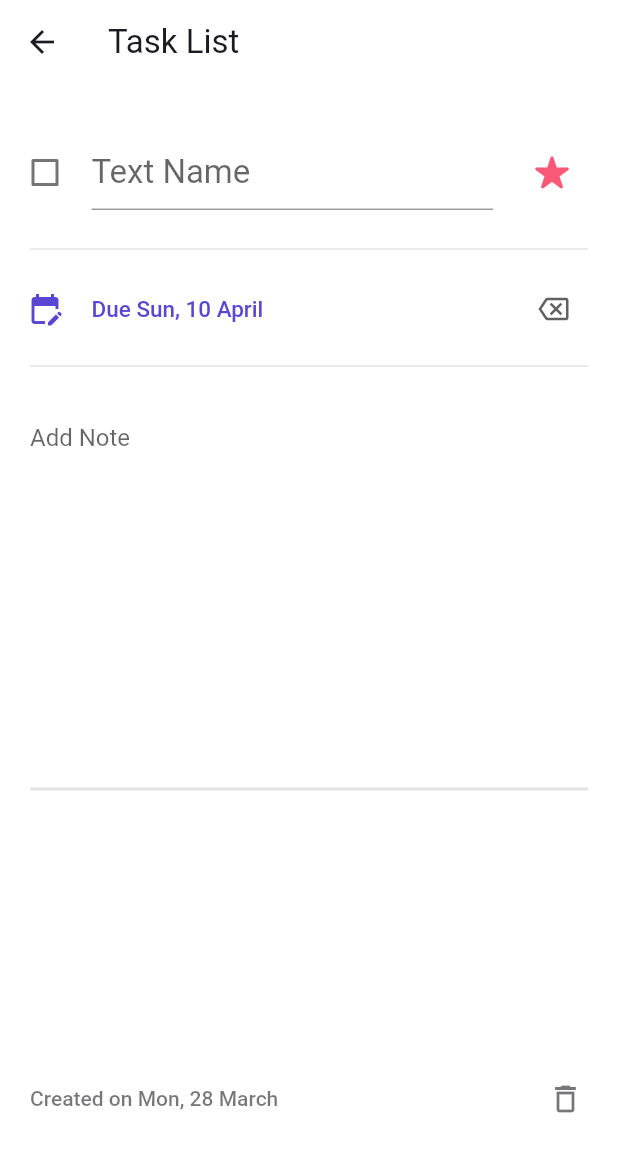
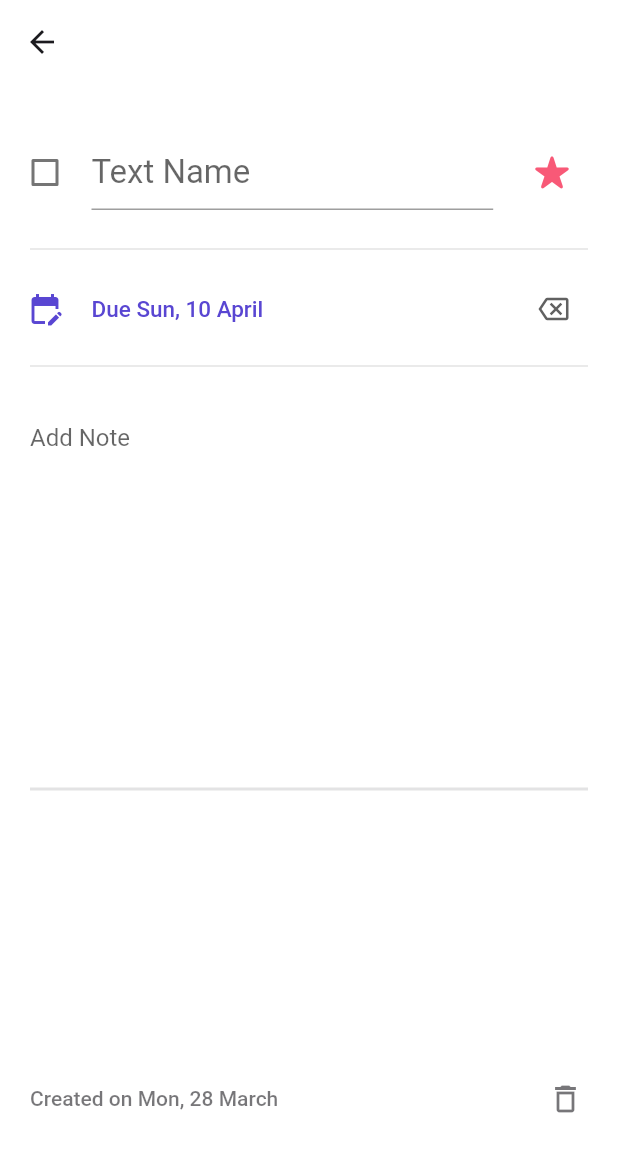
Before and after one commit to Nasibali144/todo_app, a Flutter app: the TaskDetailScreen screen opened directly with empty values, after a tap on an icon or button, on a phone screen of 412 x 824 dp. Shown: the top 1152 px of the screen. Run offline on Flutter 3.47's test engine with Material 2 defaults, Android fonts, the phone set to English and light mode, and no system bars; our stand-ins replace flutter_slidable, lottie, permission_handler; missing offline and left inert: dart:ffi; accounts and stored records are empty.

Commit message:
Project ToDo: 5.07.22

```diff
--- a/lib/screens/detail_screen.dart
+++ b/lib/screens/detail_screen.dart
@@ -35,13 +35,13 @@ class _DetailScreenState extends State<DetailScreen> with SingleTickerProviderSt
     ToDo toDo = ToDo(
       taskName: _newTodoController.text.trim(),
       taskContent: '',
-      category: 'folderName',
+      category: directoryPath,
       isImportant: false,
       isCompleted: _isCompleted,
       createdDate: DateTime.now().toString(),
     );
     FocusScope.of(context).unfocus();
-    Navigator.pushReplacement(context, MaterialPageRoute(builder: (context) => TaskDetailScreen(toDo: toDo, path: directoryPath,)));
+    Navigator.pushReplacement(context, MaterialPageRoute(builder: (context) => TaskDetailScreen(toDo: toDo,)));
   }
 
   @override
--- a/lib/screens/task_detail_screen.dart
+++ b/lib/screens/task_detail_screen.dart
@@ -7,8 +7,8 @@ import '../services/theme_service.dart';
 class TaskDetailScreen extends StatefulWidget {
   static const id = "new_screen";
   final ToDo? toDo;
-  final String? path;
-  const TaskDetailScreen({Key? key, this.toDo, this.path}) : super(key: key);
+
+  const TaskDetailScreen({Key? key, this.toDo}) : super(key: key);
 
   @override
   State<TaskDetailScreen> createState() => _TaskDetailScreenState();
@@ -17,6 +17,7 @@ class TaskDetailScreen extends StatefulWidget {
 class _TaskDetailScreenState extends State<TaskDetailScreen> {
 
 
+  String title = "Task list";
   late ToDo _toDo;
   late TextEditingController titleController;
   late TextEditingController contentController;
@@ -29,8 +30,10 @@ class _TaskDetailScreenState extends State<TaskDetailScreen> {
 
   void _getTodo() {
     _toDo = widget.toDo!;
+    title = _toDo.category.toString().substring(_toDo.category.toString().lastIndexOf("/") + 1);
     titleController = TextEditingController(text: _toDo.taskName);
     contentController = TextEditingController(text: _toDo.taskContent);
+    setState((){});
   }
 
   void _addOrRemoveToDoInImportant(ToDo toDo) {
@@ -88,7 +91,7 @@ class _TaskDetailScreenState extends State<TaskDetailScreen> {
         elevation: 0,
         backgroundColor: ThemeService.colorBackgroundLight,
         title: Text(
-          "Task List",
+          title,
           style: ThemeService.textStyleHeader(),
         ),
         leading: IconButton(
```
